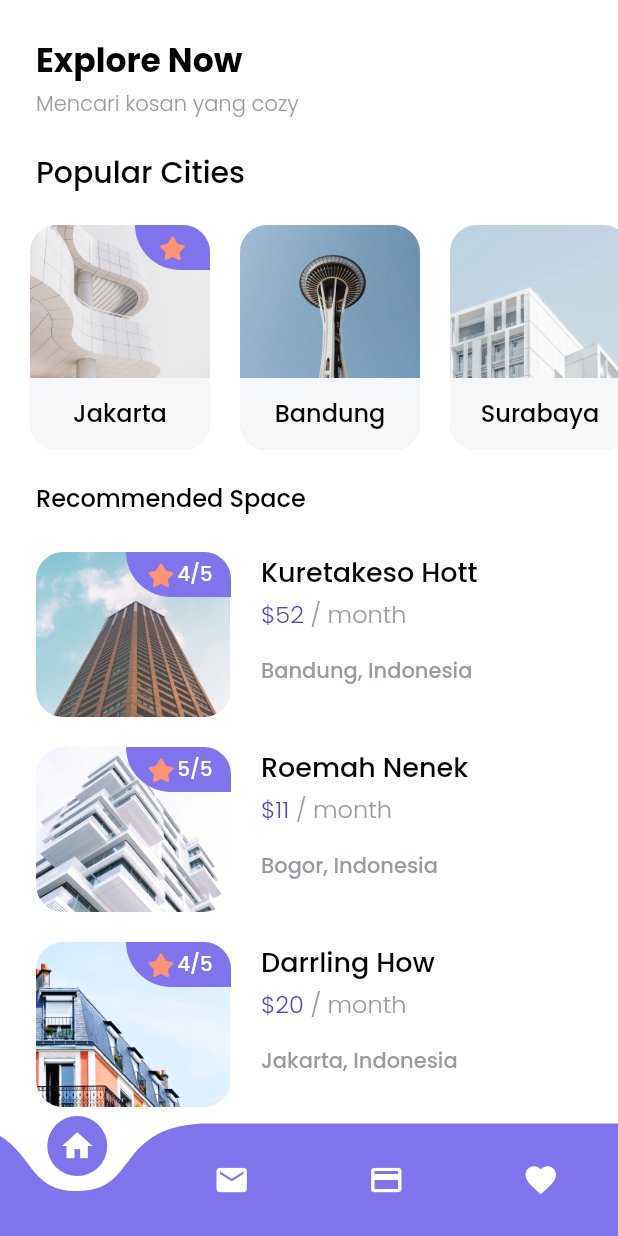
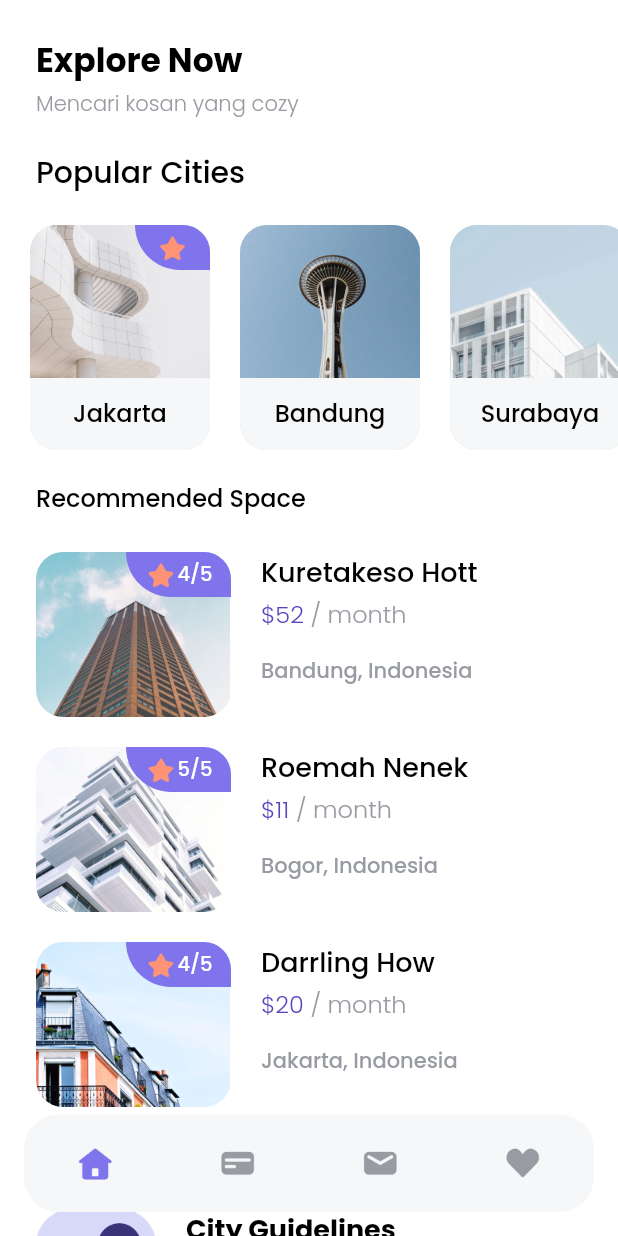
Before and after one commit to wahyuhidayat-dev/koskosan_apps, a Flutter app: the HomeScreen screen opened directly, on a phone screen of 412 x 824 dp. Run offline on Flutter 3.47's test engine with Material 2 defaults, Android fonts, the phone set to English and light mode, and no system bars; drawn by our look-alikes of curved_navigation_bar; our stand-ins replace google_fonts.

Commit message:
update bottom navbar

```diff
--- a/lib/pages/splashScreen/homescreen.dart
+++ b/lib/pages/splashScreen/homescreen.dart
@@ -4,6 +4,7 @@ import 'package:kost_apps/models/city_model.dart';
 import 'package:kost_apps/models/recommended_space.dart';
 import 'package:kost_apps/models/tips_model.dart';
 import 'package:kost_apps/utils/shared.dart';
+import 'package:kost_apps/widgets/bottom_navbar.dart';
 import 'package:kost_apps/widgets/city_card.dart';
 import 'package:kost_apps/widgets/recommendedcard.dart';
 import 'package:kost_apps/widgets/tips_card.dart';
@@ -169,39 +170,35 @@ class _HomeScreenState extends State<HomeScreen> {
                     ),
                   ),
                   const SizedBox(
-                    height: 50,
+                    height: 100,
                   ),
                 ],
               ))),
-      bottomNavigationBar: CurvedNavigationBar(
-        key: _bottomNavigationKey,
-        items: [
-          Icon(
-            Icons.home,
-            color: white,
+      floatingActionButton: Padding(
+        padding: const EdgeInsets.only(left: 32),
+        child: Container(
+          height: 65,
+          width: MediaQuery.of(context).size.width - 32,
+          decoration: BoxDecoration(
+              color: greyColor1, borderRadius: BorderRadius.circular(23)),
+          child: Row(
+            mainAxisAlignment: MainAxisAlignment.spaceAround,
+            children: [
+              BottomNavBar(
+                imageUrl: icHomesolid,
+              ),
+              BottomNavBar(
+                imageUrl: icCard,
+              ),
+              BottomNavBar(
+                imageUrl: icMail,
+              ),
+              BottomNavBar(
+                imageUrl: icLove,
+              )
+            ],
           ),
-          Icon(
-            Icons.mail,
-            color: white,
-          ),
-          Icon(
-            Icons.credit_card,
-            color: white,
-          ),
-          Icon(
-            Icons.favorite,
-            color: white,
-          ),
-        ],
-        color: purpleColor2,
-        backgroundColor: Colors.transparent,
-        buttonBackgroundColor: purpleColor2,
-        animationCurve: Curves.easeInOut,
-        animationDuration: const Duration(milliseconds: 600),
-        onTap: (index) {
-          _page = index;
-        },
-        letIndexChange: (index) => true,
+        ),
       ),
     );
   }
--- a/lib/utils/shared.dart
+++ b/lib/utils/shared.dart
@@ -40,3 +40,11 @@ String tips2 = "assets/images/tips2.png";
 
 //? Star Icon
 String star = "assets/images/icon_star.png";
+String icHome = "assets/images/icon_home.png";
+String icHomesolid = "assets/images/Icon_home_solid.png";
+String icMail = "assets/images/Icon_mail.png";
+String icMailsolid = "assets/images/Icon_mail_solid.png";
+String icCard = "assets/images/icon_card.png";
+String icCardsolid = "assets/images/Icon_card_solid.png";
+String icLove = "assets/images/icon_love.png";
+String icLovesolid = "assets/images/Icon_love_solid.png";
--- /dev/null
+++ b/lib/widgets/bottom_navbar.dart
@@ -0,0 +1,25 @@
+import 'package:flutter/material.dart';
+import 'package:kost_apps/utils/shared.dart';
+
+class BottomNavBar extends StatelessWidget {
+  String imageUrl;
+
+  BottomNavBar({
+    Key? key,
+    required this.imageUrl,
+  }) : super(key: key);
+
+  @override
+  Widget build(BuildContext context) {
+    return Container(
+      height: 60,
+      width: 26,
+      child: Column(
+        mainAxisAlignment: MainAxisAlignment.spaceAround,
+        children: [
+          Image.asset(imageUrl),
+        ],
+      ),
+    );
+  }
+}
```
Also changed, not shown: assets/images/Icon_card_solid.png (added), assets/images/Icon_home_solid.png (added), assets/images/Icon_love_solid.png (added), assets/images/Icon_mail.png (added), assets/images/Icon_mail_solid.png.
